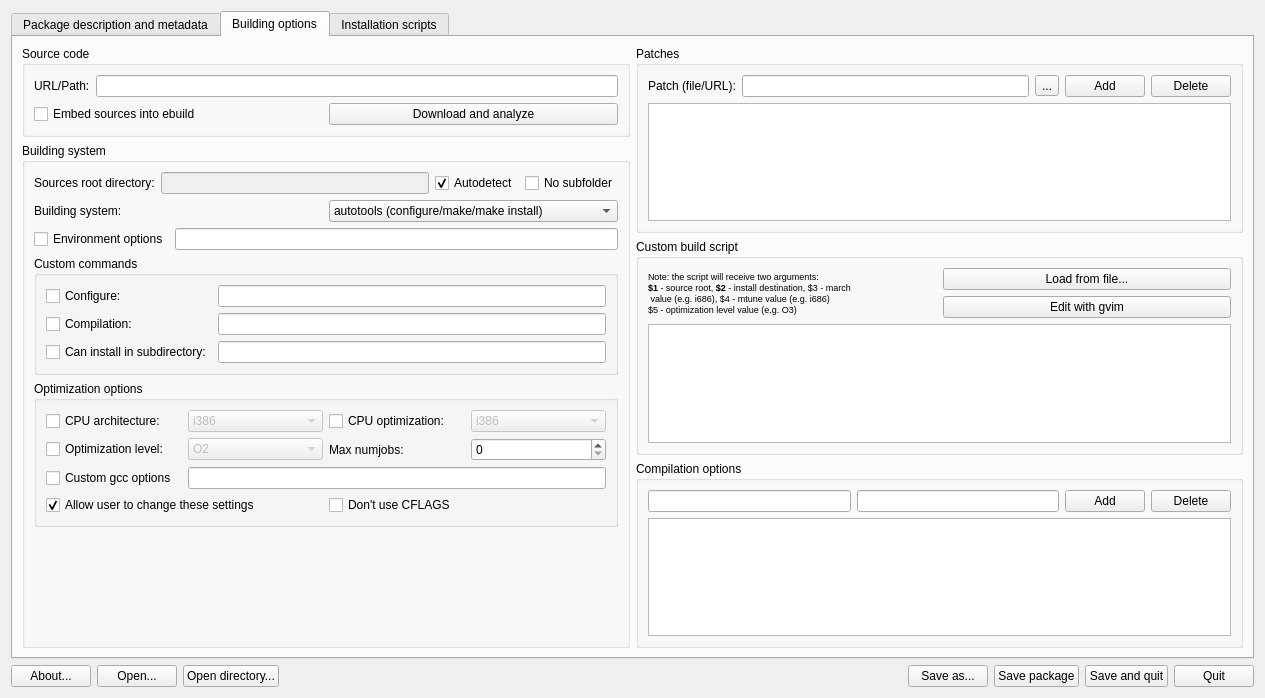
First picture: the form in mpkg/packagebuilder/package_builder.ui, repository BackupTheBerlios/mops, before the edit.
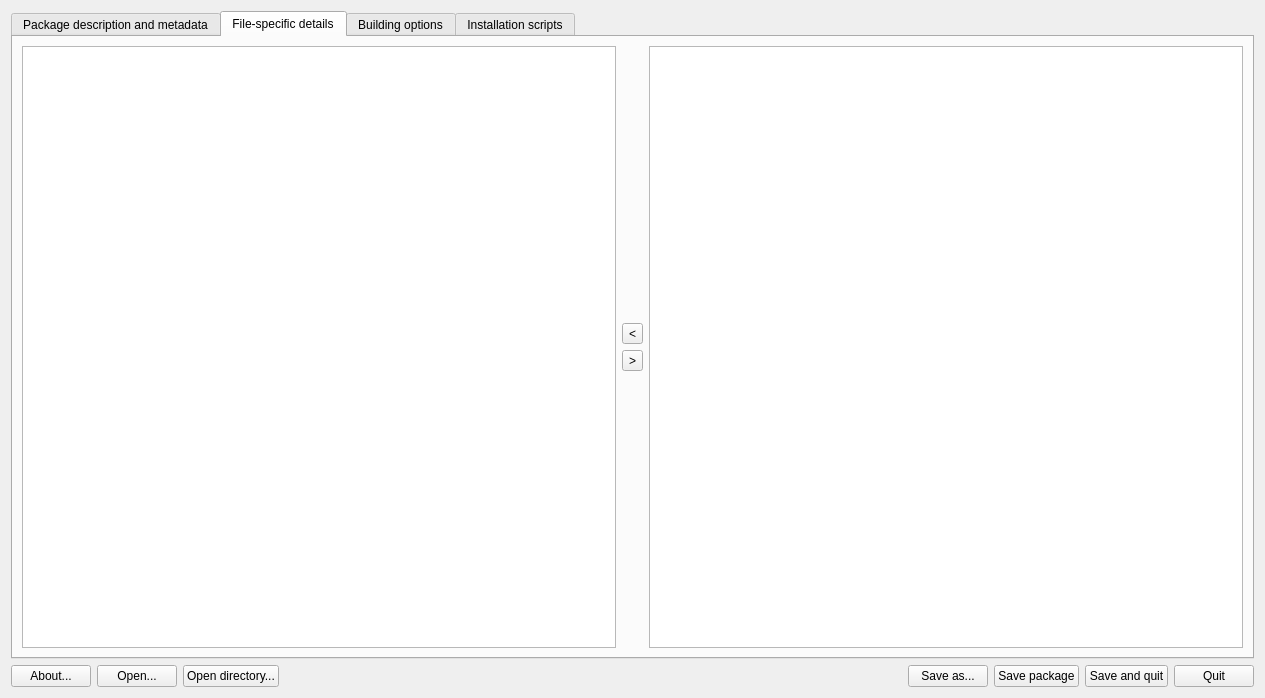
Second picture: the form after the edit. The open tabs and pages were chosen to show the change. Icons and pictures are not drawn.

What changed in the file:
```diff
--- a/mpkg/packagebuilder/package_builder.ui
+++ b/mpkg/packagebuilder/package_builder.ui
@@ -870,6 +870,66 @@
        </item>
       </layout>
      </widget>
+     <widget class="QWidget" name="tab" >
+      <attribute name="title" >
+       <string>File-specific details</string>
+      </attribute>
+      <attribute name="icon" >
+       <iconset>/usr/share/icons/crystalsvg/32x32/actions/filenew.png</iconset>
+      </attribute>
+      <layout class="QHBoxLayout" >
+       <item>
+        <widget class="QListWidget" name="filelistWidget" />
+       </item>
+       <item>
+        <layout class="QVBoxLayout" >
+         <item>
+          <spacer>
+           <property name="orientation" >
+            <enum>Qt::Vertical</enum>
+           </property>
+           <property name="sizeHint" >
+            <size>
+             <width>20</width>
+             <height>40</height>
+            </size>
+           </property>
+          </spacer>
+         </item>
+         <item>
+          <widget class="QToolButton" name="toolButton" >
+           <property name="text" >
+            <string>&lt;</string>
+           </property>
+          </widget>
+         </item>
+         <item>
+          <widget class="QToolButton" name="toolButton_2" >
+           <property name="text" >
+            <string>></string>
+           </property>
+          </widget>
+         </item>
+         <item>
+          <spacer>
+           <property name="orientation" >
+            <enum>Qt::Vertical</enum>
+           </property>
+           <property name="sizeHint" >
+            <size>
+             <width>20</width>
+             <height>40</height>
+            </size>
+           </property>
+          </spacer>
+         </item>
+        </layout>
+       </item>
+       <item>
+        <widget class="QListWidget" name="filelistWidget_2" />
+       </item>
+      </layout>
+     </widget>
      <widget class="QWidget" name="tab_2" >
       <attribute name="title" >
        <string>Building options</string>
```
Left out of the diff: 38 changed lines with no effect on the pictures.
